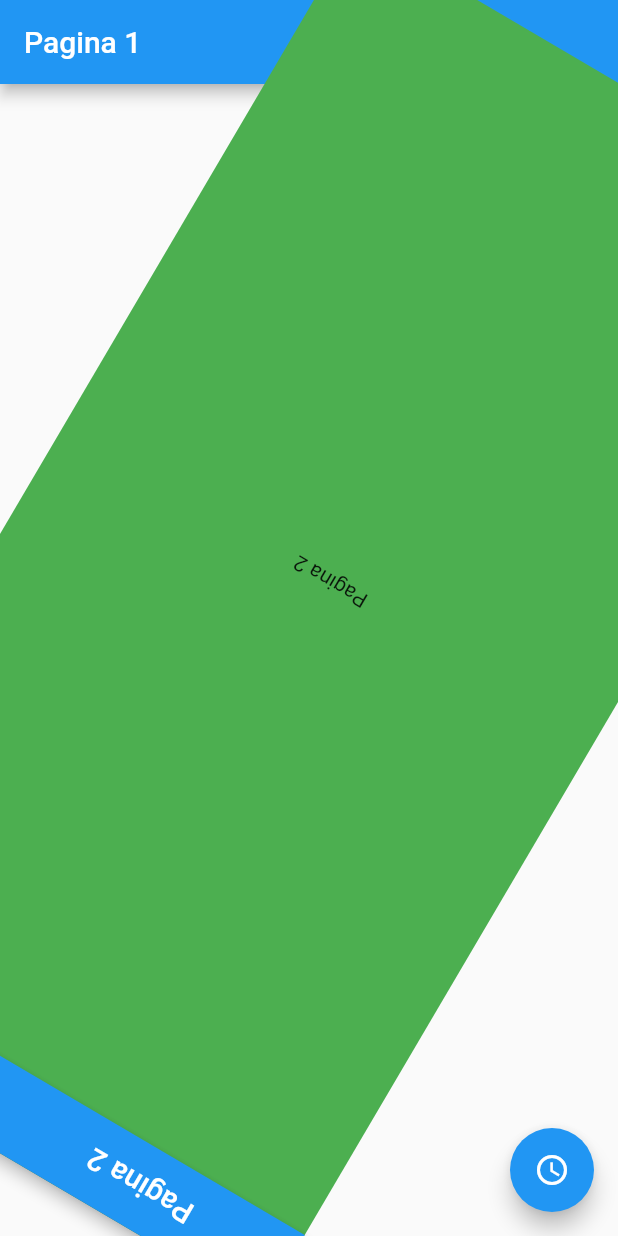
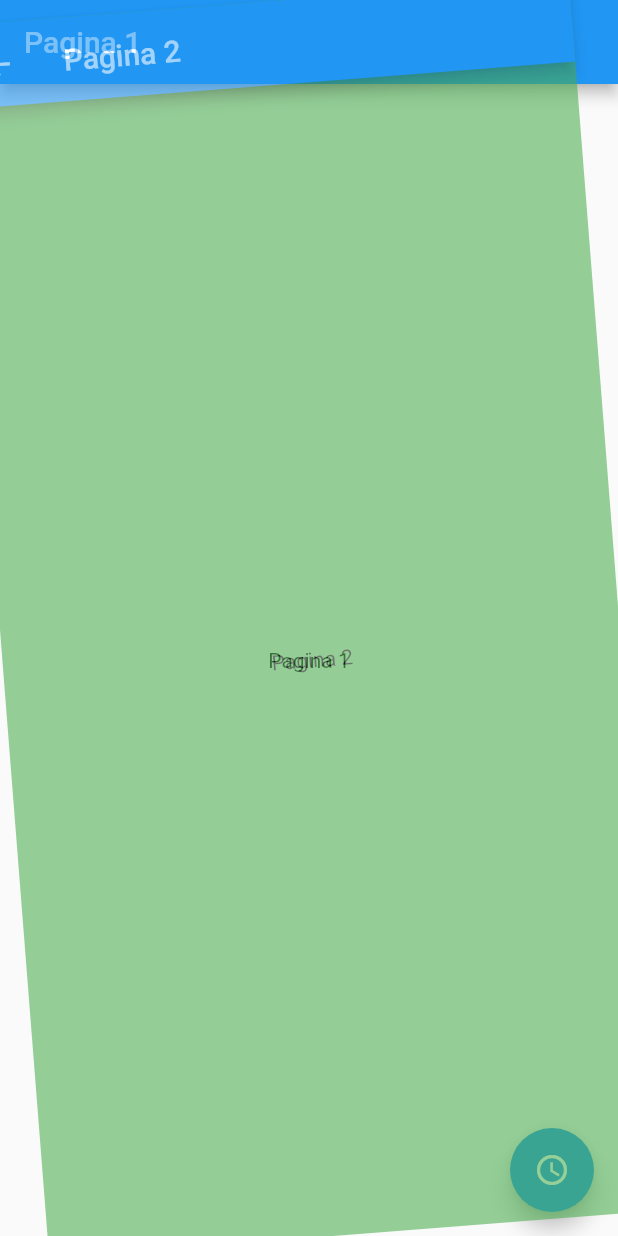
Before and after one commit to guillermoherrera/transicion_app, a Flutter app: the screen it shows after launch, after a tap on the "access time" icon, on a phone screen of 412 x 824 dp. Run offline on Flutter 3.47's test engine with Material 2 defaults, Android fonts, the phone set to English and light mode, and no system bars.

```diff
--- a/lib/pages/pagina1_page.dart
+++ b/lib/pages/pagina1_page.dart
@@ -40,9 +40,22 @@ class Pagina1Page extends StatelessWidget {
         //  scale:  Tween<double>(begin: 0.0, end: 1.0).animate(curveAnimation)
         //);
 
+        //return RotationTransition(
+        //  child: child,
+        //  turns: Tween<double>(begin: 0.0, end: 1.0).animate(curveAnimation)
+        //);
+
+        //return FadeTransition(
+        //  child: child,
+        //  opacity: Tween<double>(begin: 0.0, end: 1.0).animate(curveAnimation)
+        //);
+
         return RotationTransition(
-          child: child,
-          turns: Tween<double>(begin: 0.0, end: 1.0).animate(curveAnimation)
+          child: FadeTransition(
+            child: child,
+            opacity: Tween<double>(begin: 0.0, end: 1.0).animate(curveAnimation)
+          ),
+          turns: Tween<double>(begin: 0.97, end: 1.0).animate(curveAnimation)
         );
       }
     );
```
